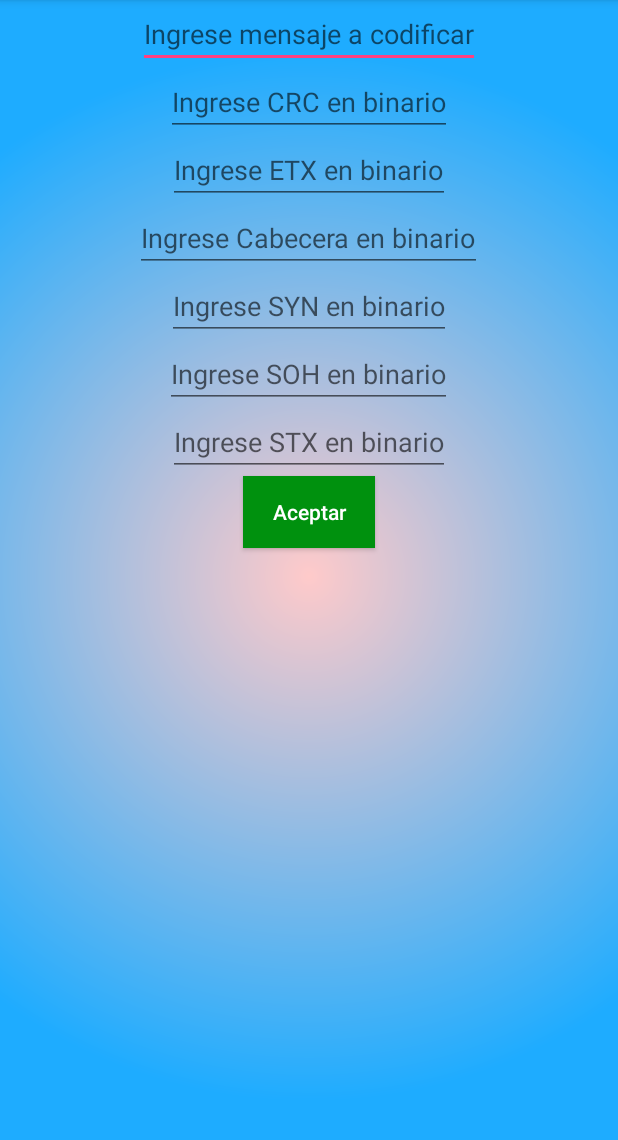
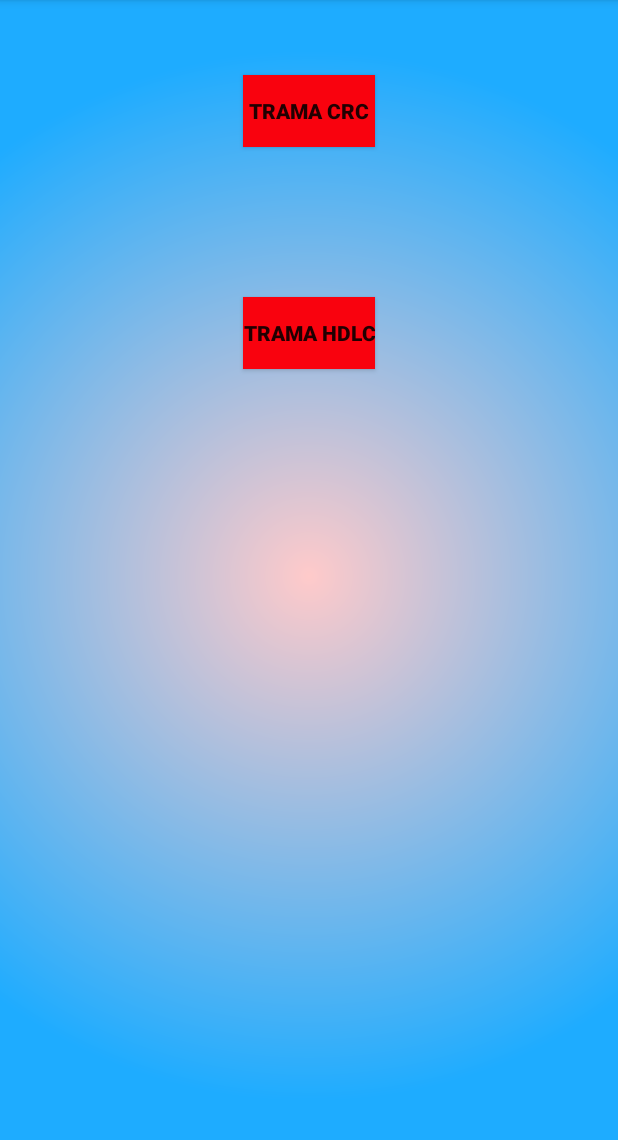
Before and after one commit to AntiDesert5/Tramas, an Android app: the screen it shows after launch (MainActivity before the commit, Menu after it), on a phone screen of 412 x 824 dp, the part 84-1224 px from its top. Run offline under Robolectric (Android 15) with nearby library versions, the phone set to English and light mode, and no system bars.

Commit message:
Agregue la HDLC

```diff
--- /dev/null
+++ b/app/src/main/java/com/example/axelyray/tramas/Menu.java
@@ -0,0 +1,37 @@
+package com.example.axelyray.tramas;
+
+import android.content.Intent;
+import android.support.v7.app.AppCompatActivity;
+import android.os.Bundle;
+import android.view.View;
+import android.widget.Button;
+
+public class Menu extends AppCompatActivity implements View.OnClickListener {
+    public Button ButtonCRC,ButtonHDLC;
+    @Override
+    protected void onCreate(Bundle savedInstanceState) {
+        super.onCreate(savedInstanceState);
+        setContentView(R.layout.activity_menu);
+
+        ButtonCRC = (Button)findViewById(R.id.BottonCRC);
+        ButtonHDLC = (Button)findViewById(R.id.BottonHDLC);
+
+        ButtonCRC.setOnClickListener(this);
+        ButtonHDLC.setOnClickListener(this);
+    }
+
+    public void onClick(View control_pulsado) {
+        switch (control_pulsado.getId()){
+            case R.id.BottonCRC:
+                ButtonCRC.setText("funciona");
+                Intent intent = new Intent(Menu.this,MainActivity.class);
+                startActivity(intent);
+                break;
+            case R.id.BottonHDLC:
+                ButtonHDLC.setText("Funciona 2");
+                Intent intent2 = new Intent(Menu.this,TramaHDLC.class);
+                startActivity(intent2);
+                break;
+        }
+    }
+}
--- a/app/src/main/java/com/example/axelyray/tramas/SplashScreen.java
+++ b/app/src/main/java/com/example/axelyray/tramas/SplashScreen.java
@@ -15,7 +15,7 @@ public class SplashScreen extends AppCompatActivity {
         new Handler().postDelayed(new Runnable() {
             @Override
             public void run() {
-                Intent intent = new Intent(SplashScreen.this,MainActivity.class);
+                Intent intent = new Intent(SplashScreen.this,Menu.class);
                 startActivity(intent);
             }
         },4000);
--- /dev/null
+++ b/app/src/main/res/layout/activity_menu.xml
@@ -0,0 +1,34 @@
+<?xml version="1.0" encoding="utf-8"?>
+<android.support.constraint.ConstraintLayout xmlns:android="http://schemas.android.com/apk/res/android"
+    xmlns:app="http://schemas.android.com/apk/res-auto"
+    xmlns:tools="http://schemas.android.com/tools"
+    android:layout_width="match_parent"
+    android:layout_height="match_parent"
+    tools:context=".Menu"
+    android:background="@drawable/background_uaem">
+    <LinearLayout
+        android:layout_width="match_parent"
+        android:layout_height="wrap_content"
+        android:gravity="center"
+        android:orientation="vertical">
+        <Button
+            android:layout_margin="50dp"
+            android:id="@+id/BottonCRC"
+            android:gravity="center"
+            android:layout_width="wrap_content"
+            android:layout_height="match_parent"
+            android:text="Trama CRC"
+            android:background="#f9020e"
+            android:textStyle="bold"/>
+        <Button
+            android:id="@+id/BottonHDLC"
+            android:layout_margin="50dp"
+            android:text="Trama HDLC"
+            android:layout_width="wrap_content"
+            android:layout_height="wrap_content"
+            android:background="#f9020e"
+            android:textStyle="bold"/>
+    </LinearLayout>
+
+
+</android.support.constraint.ConstraintLayout>
--- a/app/src/main/res/values/colors.xml
+++ b/app/src/main/res/values/colors.xml
@@ -3,4 +3,5 @@
     <color name="colorPrimary">#3F51B5</color>
     <color name="colorPrimaryDark">#303F9F</color>
     <color name="colorAccent">#FF4081</color>
+    <color name="Amarillo">#ddff00</color>
 </resources>
--- a/app/src/main/res/values/strings.xml
+++ b/app/src/main/res/values/strings.xml
@@ -8,4 +8,7 @@
     <string name="SOH">Ingrese SOH en binario</string>
     <string name="STX">Ingrese STX en binario</string>
     <string name="CRC">Ingrese CRC en binario</string>
+    <string name="Direccion">Ingrese Direccion en binario</string>
+    <string name="Control">Ingrese Control en binario</string>
+    <string name="DeteccionError">Ingrese Deteccion de errores en binario</string>
 </resources>
```
Also changed, not shown: app/src/main/AndroidManifest.xml (+10 -7 lines), app/src/main/java/com/example/axelyray/tramas/TramaHDLC.java (added, +163 -0 lines), app/src/main/res/layout/activity_trama_hdlc.xml (added, +97 -0 lines).
